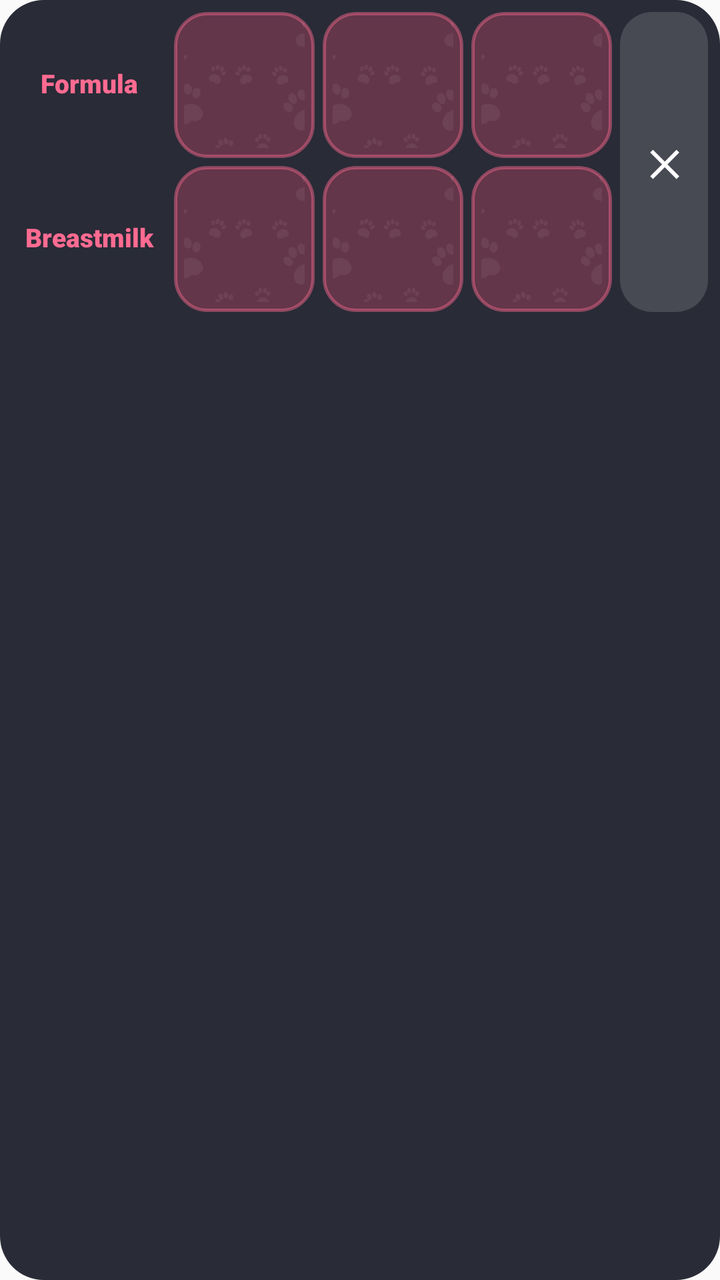
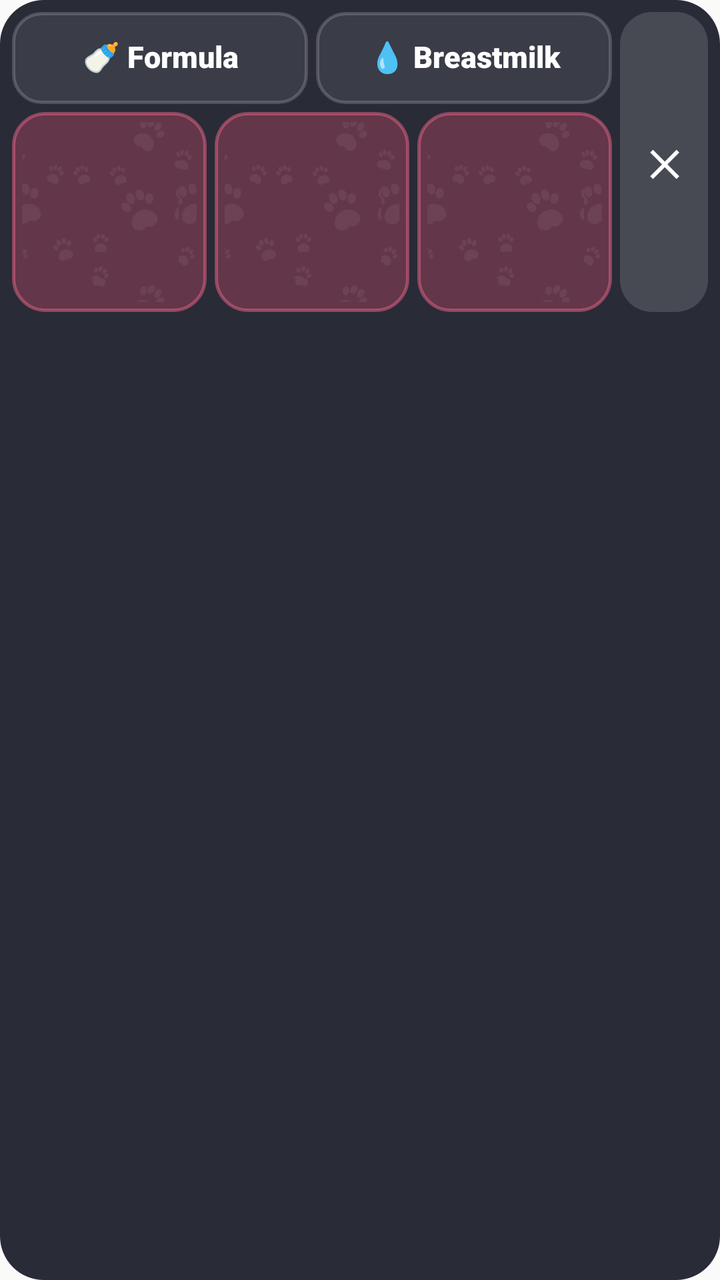

Two renders of the same Android screen: before a commit and after it. Below are the layout's source before the change and the commit's diff.
<!-- AndroidManifest.xml: application theme AppTheme -->
<!-- res/layout/live_pick_feed.xml -->
<?xml version="1.0" encoding="utf-8"?>
<LinearLayout xmlns:android="http://schemas.android.com/apk/res/android" android:layout_width="match_parent" android:layout_height="wrap_content" android:orientation="vertical" android:background="@drawable/live_card" android:padding="6dp"><LinearLayout android:layout_width="match_parent" android:layout_height="150dp" android:orientation="horizontal"><LinearLayout android:layout_width="0dp" android:layout_weight="1" android:layout_height="match_parent" android:orientation="vertical"><LinearLayout android:layout_width="match_parent" android:layout_height="73dp" android:orientation="horizontal"><TextView android:id="@+id/lab_fo" android:layout_width="0dp" android:layout_weight="1.1" android:layout_height="match_parent" android:gravity="center" android:text="Formula" android:textSize="13sp" android:textColor="#FFFF6B91" android:fontFamily="sans-serif-black" android:includeFontPadding="false" android:maxLines="1"/><FrameLayout android:layout_width="4dp" android:layout_height="4dp"/><TextView android:id="@+id/fo0" android:layout_width="0dp" android:layout_weight="1" android:layout_height="match_parent" android:gravity="center" android:background="@drawable/tile_feed" android:textSize="17sp" android:maxLines="2" android:textColor="#FFFFFFFF" android:fontFamily="sans-serif-black" android:includeFontPadding="false"/><FrameLayout android:layout_width="4dp" android:layout_height="4dp"/><TextView android:id="@+id/fo1" android:layout_width="0dp" android:layout_weight="1" android:layout_height="match_parent" android:gravity="center" android:background="@drawable/tile_feed" android:textSize="17sp" android:maxLines="2" android:textColor="#FFFFFFFF" android:fontFamily="sans-serif-black" android:includeFontPadding="false"/><FrameLayout android:layout_width="4dp" android:layout_height="4dp"/><TextView android:id="@+id/fo2" android:layout_width="0dp" android:layout_weight="1" android:layout_height="match_parent" android:gravity="center" android:background="@drawable/tile_feed" android:textSize="17sp" android:maxLines="2" android:textColor="#FFFFFFFF" android:fontFamily="sans-serif-black" android:includeFontPadding="false"/></LinearLayout><FrameLayout android:layout_width="4dp" android:layout_height="4dp"/><LinearLayout android:layout_width="match_parent" android:layout_height="73dp" android:orientation="horizontal"><TextView android:id="@+id/lab_bm" android:layout_width="0dp" android:layout_weight="1.1" android:layout_height="match_parent" android:gravity="center" android:text="Breastmilk" android:textSize="13sp" android:textColor="#FFFF6B91" android:fontFamily="sans-serif-black" android:includeFontPadding="false" android:maxLines="1"/><FrameLayout android:layout_width="4dp" android:layout_height="4dp"/><TextView android:id="@+id/bm0" android:layout_width="0dp" android:layout_weight="1" android:layout_height="match_parent" android:gravity="center" android:background="@drawable/tile_feed" android:textSize="17sp" android:maxLines="2" android:textColor="#FFFFFFFF" android:fontFamily="sans-serif-black" android:includeFontPadding="false"/><FrameLayout android:layout_width="4dp" android:layout_height="4dp"/><TextView android:id="@+id/bm1" android:layout_width="0dp" android:layout_weight="1" android:layout_height="match_parent" android:gravity="center" android:background="@drawable/tile_feed" android:textSize="17sp" android:maxLines="2" android:textColor="#FFFFFFFF" android:fontFamily="sans-serif-black" android:includeFontPadding="false"/><FrameLayout android:layout_width="4dp" android:layout_height="4dp"/><TextView android:id="@+id/bm2" android:layout_width="0dp" android:layout_weight="1" android:layout_height="match_parent" android:gravity="center" android:background="@drawable/tile_feed" android:textSize="17sp" android:maxLines="2" android:textColor="#FFFFFFFF" android:fontFamily="sans-serif-black" android:includeFontPadding="false"/></LinearLayout></LinearLayout><TextView android:id="@+id/close" android:layout_width="44dp" android:layout_height="match_parent" android:layout_marginLeft="4dp" android:gravity="center" android:background="@drawable/close_bg" android:text="✕" android:textSize="18sp" android:textColor="#FFFFFFFF" android:fontFamily="sans-serif-black" android:includeFontPadding="false" android:maxLines="1"/></LinearLayout></LinearLayout>
<!-- resources referenced by this layout -->
<resources>
  <!-- drawable close_bg (drawable) -->
  <?xml version="1.0" encoding="utf-8"?>
  <shape xmlns:android="http://schemas.android.com/apk/res/android" android:shape="rectangle"><solid android:color="#24FFFFFF"/><corners android:radius="16dp"/></shape>
  <!-- drawable live_card (drawable) -->
  <?xml version="1.0" encoding="utf-8"?>
  <shape xmlns:android="http://schemas.android.com/apk/res/android" android:shape="rectangle"><solid android:color="#EB171A26"/><corners android:radius="22dp"/></shape>
  <!-- drawable tile_feed (drawable) -->
  <?xml version="1.0" encoding="utf-8"?>
  <layer-list xmlns:android="http://schemas.android.com/apk/res/android"><item><shape android:shape="rectangle"><solid android:color="#64364A"/><stroke android:width="1.5dp" android:color="#73FF6B91"/><corners android:radius="16dp"/></shape></item><item android:top="5dp" android:bottom="5dp" android:left="5dp" android:right="5dp"><bitmap android:src="@drawable/paws" android:tileMode="repeat" android:alpha="0.06"/></item></layer-list>
  <style name="AppTheme" parent="Theme.AppCompat.Light.DarkActionBar">
          
          <item name="colorPrimary">@color/colorPrimary</item>
          <item name="colorPrimaryDark">@color/colorPrimaryDark</item>
          <item name="colorAccent">@color/colorAccent</item>
      </style>
  <!-- drawable paws: png bitmap (drawable-nodpi, 13781 bytes) -->
</resources>

<!-- the commit's change to res/layout/live_pick_feed.xml (unified diff, before → after) -->
@@ -1,2 +1,2 @@
 <?xml version="1.0" encoding="utf-8"?>
-<LinearLayout xmlns:android="http://schemas.android.com/apk/res/android" android:layout_width="match_parent" android:layout_height="wrap_content" android:orientation="vertical" android:background="@drawable/live_card" android:padding="6dp"><LinearLayout android:layout_width="match_parent" android:layout_height="150dp" android:orientation="horizontal"><LinearLayout android:layout_width="0dp" android:layout_weight="1" android:layout_height="match_parent" android:orientation="vertical"><LinearLayout android:layout_width="match_parent" android:layout_height="73dp" android:orientation="horizontal"><TextView android:id="@+id/lab_fo" android:layout_width="0dp" android:layout_weight="1.1" android:layout_height="match_parent" android:gravity="center" android:text="Formula" android:textSize="13sp" android:textColor="#FFFF6B91" android:fontFamily="sans-serif-black" android:includeFontPadding="false" android:maxLines="1"/><FrameLayout android:layout_width="4dp" android:layout_height="4dp"/><TextView android:id="@+id/fo0" android:layout_width="0dp" android:layout_weight="1" android:layout_height="match_parent" android:gravity="center" android:background="@drawable/tile_feed" android:textSize="17sp" android:maxLines="2" android:textColor="#FFFFFFFF" android:fontFamily="sans-serif-black" android:includeFontPadding="false"/><FrameLayout android:layout_width="4dp" android:layout_height="4dp"/><TextView android:id="@+id/fo1" android:layout_width="0dp" android:layout_weight="1" android:layout_height="match_parent" android:gravity="center" android:background="@drawable/tile_feed" android:textSize="17sp" android:maxLines="2" android:textColor="#FFFFFFFF" android:fontFamily="sans-serif-black" android:includeFontPadding="false"/><FrameLayout android:layout_width="4dp" android:layout_height="4dp"/><TextView android:id="@+id/fo2" android:layout_width="0dp" android:layout_weight="1" android:layout_height="match_parent" android:gravity="center" android:background="@drawable/tile_feed" android:textSize="17sp" android:maxLines="2" android:textColor="#FFFFFFFF" android:fontFamily="sans-serif-black" android:includeFontPadding="false"/></LinearLayout><FrameLayout android:layout_width="4dp" android:layout_height="4dp"/><LinearLayout android:layout_width="match_parent" android:layout_height="73dp" android:orientation="horizontal"><TextView android:id="@+id/lab_bm" android:layout_width="0dp" android:layout_weight="1.1" android:layout_height="match_parent" android:gravity="center" android:text="Breastmilk" android:textSize="13sp" android:textColor="#FFFF6B91" android:fontFamily="sans-serif-black" android:includeFontPadding="false" android:maxLines="1"/><FrameLayout android:layout_width="4dp" android:layout_height="4dp"/><TextView android:id="@+id/bm0" android:layout_width="0dp" android:layout_weight="1" android:layout_height="match_parent" android:gravity="center" android:background="@drawable/tile_feed" android:textSize="17sp" android:maxLines="2" android:textColor="#FFFFFFFF" android:fontFamily="sans-serif-black" android:includeFontPadding="false"/><FrameLayout android:layout_width="4dp" android:layout_height="4dp"/><TextView android:id="@+id/bm1" android:layout_width="0dp" android:layout_weight="1" android:layout_height="match_parent" android:gravity="center" android:background="@drawable/tile_feed" android:textSize="17sp" android:maxLines="2" android:textColor="#FFFFFFFF" android:fontFamily="sans-serif-black" android:includeFontPadding="false"/><FrameLayout android:layout_width="4dp" android:layout_height="4dp"/><TextView android:id="@+id/bm2" android:layout_width="0dp" android:layout_weight="1" android:layout_height="match_parent" android:gravity="center" android:background="@drawable/tile_feed" android:textSize="17sp" android:maxLines="2" android:textColor="#FFFFFFFF" android:fontFamily="sans-serif-black" android:includeFontPadding="false"/></LinearLayout></LinearLayout><TextView android:id="@+id/close" android:layout_width="44dp" android:layout_height="match_parent" android:layout_marginLeft="4dp" android:gravity="center" android:background="@drawable/close_bg" android:text="✕" android:textSize="18sp" android:textColor="#FFFFFFFF" android:fontFamily="sans-serif-black" android:includeFontPadding="false" android:maxLines="1"/></LinearLayout></LinearLayout>
+<LinearLayout xmlns:android="http://schemas.android.com/apk/res/android" android:layout_width="match_parent" android:layout_height="wrap_content" android:orientation="vertical" android:background="@drawable/live_card" android:padding="6dp"><LinearLayout android:layout_width="match_parent" android:layout_height="150dp" android:orientation="horizontal"><LinearLayout android:layout_width="0dp" android:layout_weight="1" android:layout_height="match_parent" android:orientation="vertical"><LinearLayout android:layout_width="match_parent" android:layout_height="46dp" android:orientation="horizontal"><TextView android:id="@+id/tab_fo" android:layout_width="0dp" android:layout_weight="1" android:layout_height="match_parent" android:gravity="center" android:background="@drawable/tab_off" android:text="🍼 Formula" android:textSize="15sp" android:textColor="#FFFFFFFF" android:fontFamily="sans-serif-black" android:includeFontPadding="false" android:maxLines="1"/><FrameLayout android:layout_width="4dp" android:layout_height="4dp"/><TextView android:id="@+id/tab_bm" android:layout_width="0dp" android:layout_weight="1" android:layout_height="match_parent" android:gravity="center" android:background="@drawable/tab_off" android:text="💧 Breastmilk" android:textSize="15sp" android:textColor="#FFFFFFFF" android:fontFamily="sans-serif-black" android:includeFontPadding="false" android:maxLines="1"/></LinearLayout><FrameLayout android:layout_width="4dp" android:layout_height="4dp"/><LinearLayout android:layout_width="match_parent" android:layout_height="0dp" android:layout_weight="1" android:orientation="horizontal"><TextView android:id="@+id/fa0" android:layout_width="0dp" android:layout_weight="1" android:layout_height="match_parent" android:gravity="center" android:background="@drawable/tile_feed" android:textSize="17sp" android:maxLines="2" android:textColor="#FFFFFFFF" android:fontFamily="sans-serif-black" android:includeFontPadding="false"/><FrameLayout android:layout_width="4dp" android:layout_height="4dp"/><TextView android:id="@+id/fa1" android:layout_width="0dp" android:layout_weight="1" android:layout_height="match_parent" android:gravity="center" android:background="@drawable/tile_feed" android:textSize="17sp" android:maxLines="2" android:textColor="#FFFFFFFF" android:fontFamily="sans-serif-black" android:includeFontPadding="false"/><FrameLayout android:layout_width="4dp" android:layout_height="4dp"/><TextView android:id="@+id/fa2" android:layout_width="0dp" android:layout_weight="1" android:layout_height="match_parent" android:gravity="center" android:background="@drawable/tile_feed" android:textSize="17sp" android:maxLines="2" android:textColor="#FFFFFFFF" android:fontFamily="sans-serif-black" android:includeFontPadding="false"/></LinearLayout></LinearLayout><TextView android:id="@+id/close" android:layout_width="44dp" android:layout_height="match_parent" android:layout_marginLeft="4dp" android:gravity="center" android:background="@drawable/close_bg" android:text="✕" android:textSize="18sp" android:textColor="#FFFFFFFF" android:fontFamily="sans-serif-black" android:includeFontPadding="false" android:maxLines="1"/></LinearLayout></LinearLayout>
<!-- resource entries referenced after the edit -->
@@ -6,6 +6,9 @@
   <!-- drawable live_card (drawable) -->
   <?xml version="1.0" encoding="utf-8"?>
   <shape xmlns:android="http://schemas.android.com/apk/res/android" android:shape="rectangle"><solid android:color="#EB171A26"/><corners android:radius="22dp"/></shape>
+  <!-- drawable tab_off (drawable) -->
+  <?xml version="1.0" encoding="utf-8"?>
+  <shape xmlns:android="http://schemas.android.com/apk/res/android" android:shape="rectangle"><solid android:color="#14FFFFFF"/><stroke android:width="1.5dp" android:color="#2EFFFFFF"/><corners android:radius="14dp"/></shape>
   <!-- drawable tile_feed (drawable) -->
   <?xml version="1.0" encoding="utf-8"?>
   <layer-list xmlns:android="http://schemas.android.com/apk/res/android"><item><shape android:shape="rectangle"><solid android:color="#64364A"/><stroke android:width="1.5dp" android:color="#73FF6B91"/><corners android:radius="16dp"/></shape></item><item android:top="5dp" android:bottom="5dp" android:left="5dp" android:right="5dp"><bitmap android:src="@drawable/paws" android:tileMode="repeat" android:alpha="0.06"/></item></layer-list>
